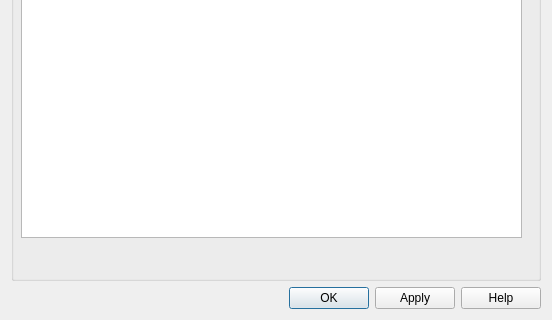
jaredraynes/sasview, file src/sas/qtgui/MainWindow/UI/CategoryManagerUI.ui: the form before one commit; both pictures show x 0 to 552 and y 214 to 534 of the 552 by 534 pixel window.
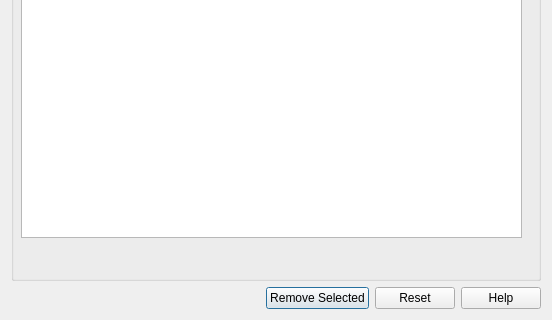
The form after the commit. Icons and pictures are not drawn.

Commit message: Table layout and headers

```diff
--- a/src/sas/qtgui/MainWindow/UI/CategoryManagerUI.ui
+++ b/src/sas/qtgui/MainWindow/UI/CategoryManagerUI.ui
@@ -47,14 +47,14 @@
        <item>
         <widget class="QPushButton" name="okButton">
          <property name="text">
-          <string>OK</string>
+          <string>Remove Selected</string>
          </property>
         </widget>
        </item>
        <item>
         <widget class="QPushButton" name="resetButton">
          <property name="text">
-          <string>Apply</string>
+          <string>Reset</string>
          </property>
         </widget>
        </item>
```
Left out of the diff: 4 changed lines with no effect on the pictures. The commit also changes 1 other file.
